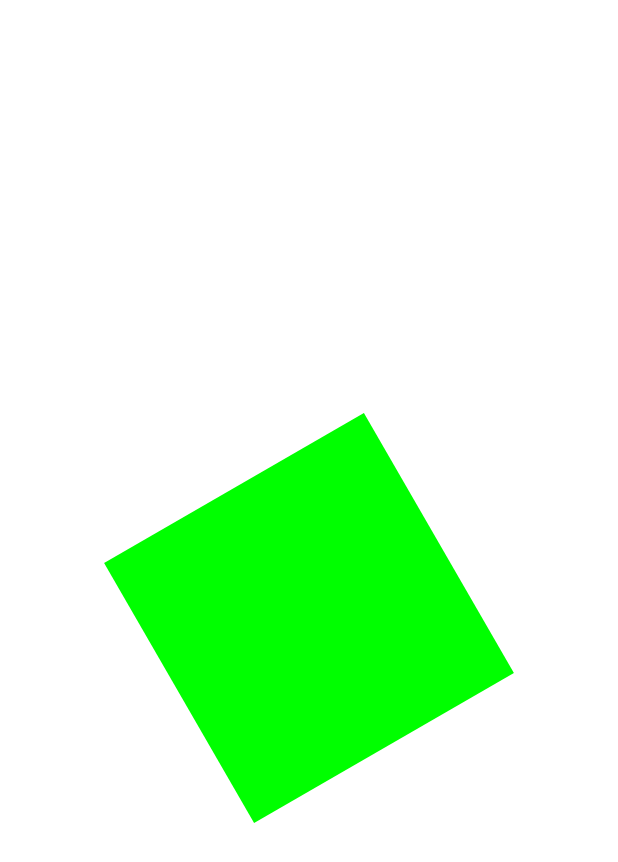
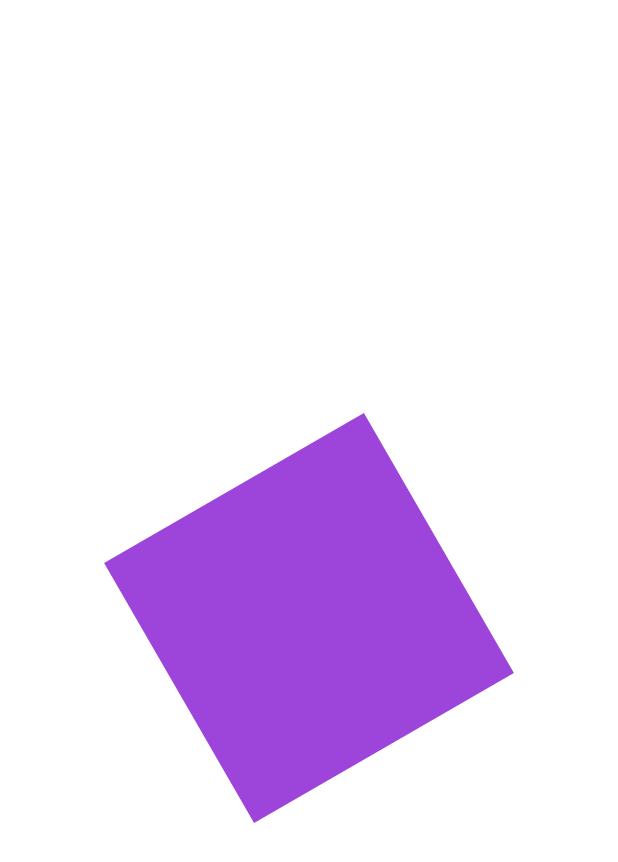
Before and after one commit to helinanever/codemagic-flutter-web, a Flutter app: the screen it shows after launch, on a phone screen of 412 x 824 dp. Shown: the top 862 px of the screen. Run offline on Flutter 3.47's test engine with Material 2 defaults, Android fonts, the phone set to English and light mode, and no system bars.

Commit message:
change color to purple

```diff
--- a/lib/main.dart
+++ b/lib/main.dart
@@ -32,7 +32,7 @@ class _SpinningSquareState extends State<SpinningSquare>
         child: new Container(
           width: 200.0,
           height: 200.0,
-          color: const Color(0xFF00FF00),
+          color: const Color(0xFF9d44da),
         ));
   }
 
```
